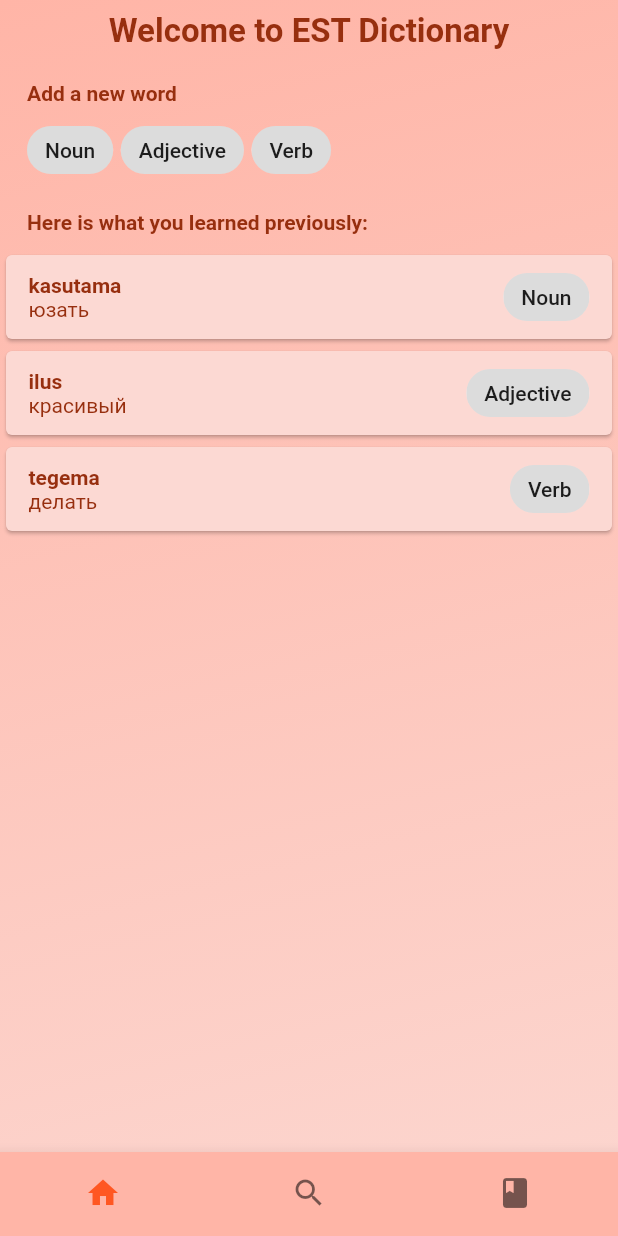
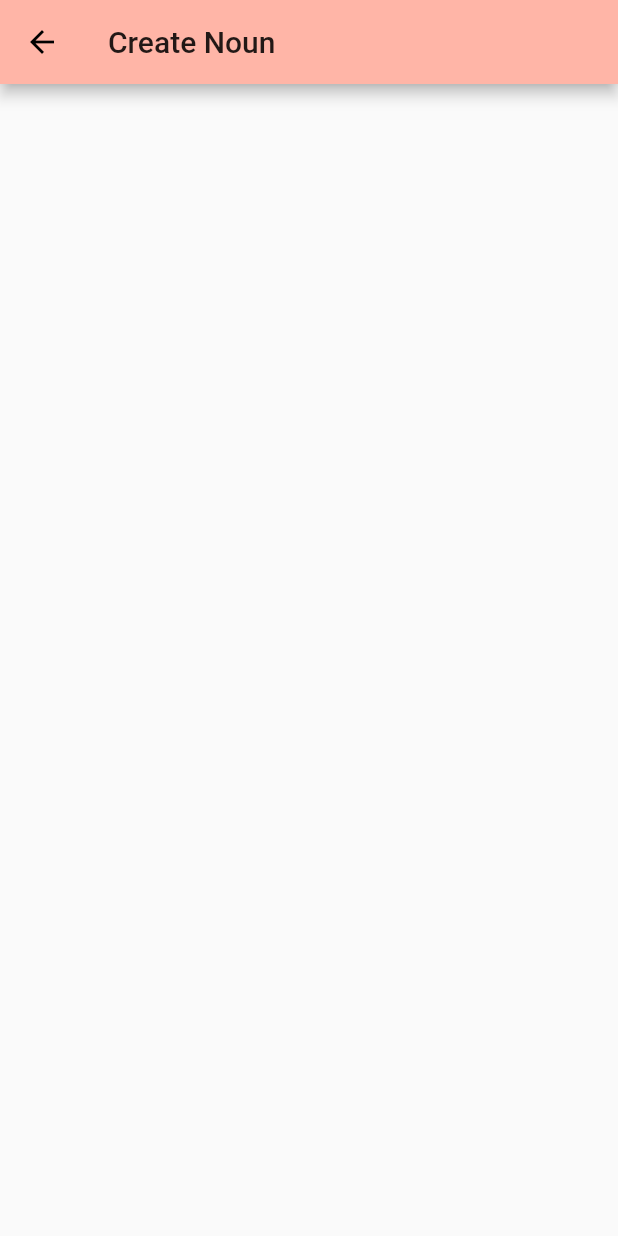
Before and after one commit to kirillsun1/estdict, a Flutter app: the screen it shows after launch, after a tap on "Noun", on a phone screen of 412 x 824 dp. Run offline on Flutter 3.47's test engine with Material 2 defaults, Android fonts, the phone set to English and light mode, and no system bars.

Commit message:
Add Create Word Page

```diff
--- /dev/null
+++ b/lib/components/pages/create_word_page.dart
@@ -0,0 +1,24 @@
+import 'package:estdict/domain/word.dart';
+import 'package:flutter/cupertino.dart';
+import 'package:flutter/material.dart';
+
+class CreateWordPage extends StatelessWidget {
+  final WordType wordType;
+
+  const CreateWordPage({Key? key, required this.wordType}) : super(key: key);
+
+  @override
+  Widget build(BuildContext context) {
+    return Scaffold(
+      appBar: AppBar(
+        title: Text(this.title),
+      ),
+      body: Text(""),
+    );
+  }
+
+  get title {
+    var wordTypeName = translateWordType(this.wordType);
+    return "Create " + wordTypeName;
+  }
+}
--- a/lib/components/pages/home_page.dart
+++ b/lib/components/pages/home_page.dart
@@ -1,5 +1,6 @@
 import 'package:estdict/components/card/word_overview.dart';
 import 'package:estdict/components/layout/background.dart';
+import 'package:estdict/components/pages/create_word_page.dart';
 import 'package:estdict/domain/word.dart';
 import 'package:flutter/material.dart';
 
@@ -130,7 +131,7 @@ Widget createNewWordBar() {
                   itemBuilder: (context, index) => ActionChip(
                       label: Text(translateWordType(wordTypes[index])),
                       onPressed: () =>
-                          openWordCreationDialog(wordTypes[index])),
+                          openWordCreationDialog(context, wordTypes[index])),
                 ),
               )
             ],
@@ -139,6 +140,9 @@ Widget createNewWordBar() {
       ));
 }
 
-void openWordCreationDialog(WordType wordType) {
-  print("hello " + wordType.toString());
+void openWordCreationDialog(BuildContext context, WordType wordType) {
+  Navigator.push(
+      context,
+      MaterialPageRoute(
+          builder: (context) => CreateWordPage(wordType: wordType)));
 }
```
